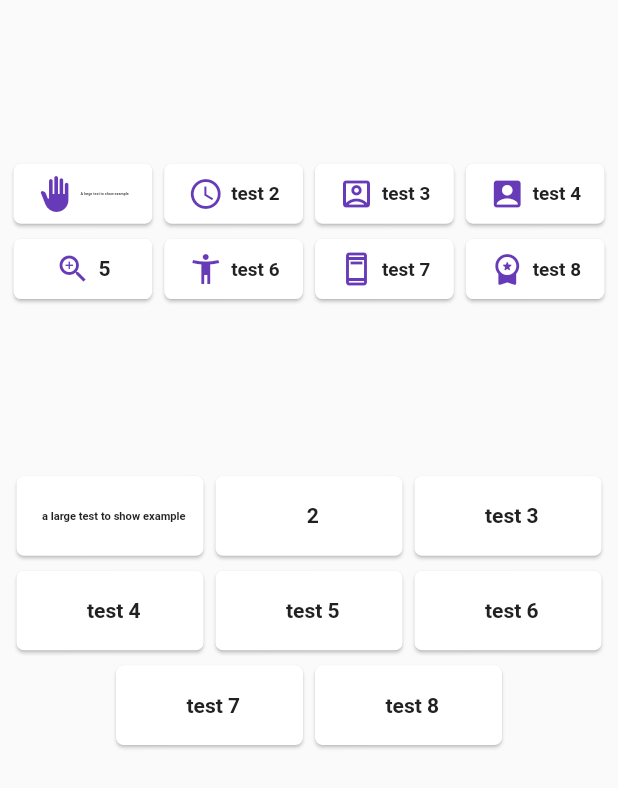
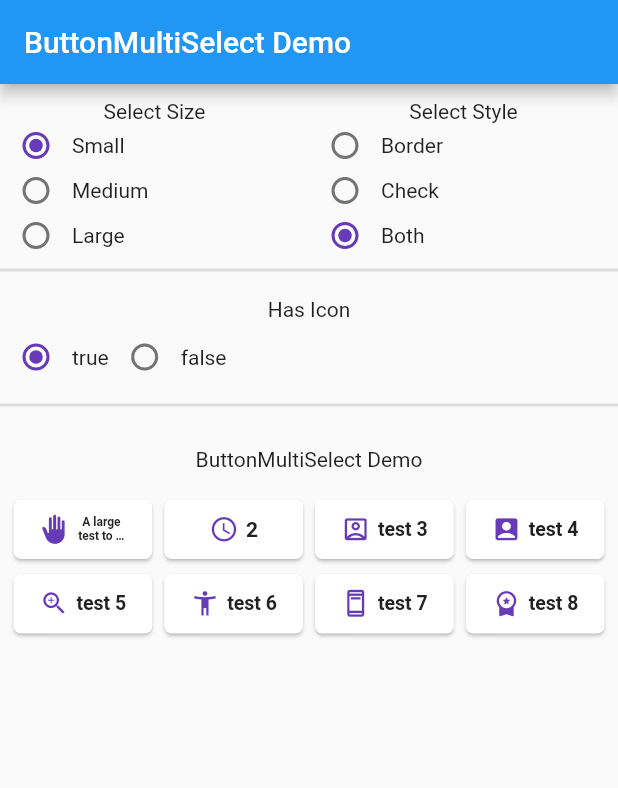
Before and after one commit to julioamadortejeda/button_multiselect, a Flutter app: the screen it shows after launch, on a phone screen of 412 x 824 dp. Shown: the top 788 px of the screen. Run offline on Flutter 3.47's test engine with Material 2 defaults, Android fonts, the phone set to English and light mode, and no system bars; drawn by our look-alikes of auto_size_text; our stand-ins replace get.

Commit message:
- the demo was improved
- the way of calculating the width of the button was changed

-Improved the way to place the content of the button

```diff
--- a/example/button_multiselect_example/lib/data_example.dart
+++ b/example/button_multiselect_example/lib/data_example.dart
@@ -1,63 +1,62 @@
 import 'package:button_multiselect/button_multiselect.dart';
 import 'package:flutter/material.dart';
 
-class Prueba {
-  String nombre;
-  int edad;
-  double estatura;
+class TestData {
+  String name;
+  int age;
 
-  Prueba(this.nombre, this.edad, this.estatura);
+  TestData(this.name, this.age);
 }
 
-ButtonMultiSelectItem<Prueba> _itemTest1 = ButtonMultiSelectItem<Prueba>(
+ButtonMultiSelectItem<TestData> _itemTest1 = ButtonMultiSelectItem<TestData>(
   'A large test to show example',
-  value: Prueba('uno', 30, 1.54),
+  value: TestData('one', 30),
   icon: Icons.back_hand,
 );
 
-ButtonMultiSelectItem<Prueba> _itemTest2 = ButtonMultiSelectItem<Prueba>(
-  'test 2',
-  value: Prueba('dos', 31, 1.54),
+ButtonMultiSelectItem<TestData> _itemTest2 = ButtonMultiSelectItem<TestData>(
+  '2',
+  value: TestData('two', 31),
   icon: Icons.access_time_outlined,
 );
 
-ButtonMultiSelectItem<Prueba> _itemTest3 = ButtonMultiSelectItem<Prueba>(
+ButtonMultiSelectItem<TestData> _itemTest3 = ButtonMultiSelectItem<TestData>(
   'test 3',
-  value: Prueba('tres', 22, 1.54),
+  value: TestData('three', 22),
   icon: Icons.account_box_outlined,
 );
 
-ButtonMultiSelectItem<Prueba> _itemTest4 = ButtonMultiSelectItem<Prueba>(
+ButtonMultiSelectItem<TestData> _itemTest4 = ButtonMultiSelectItem<TestData>(
   'test 4',
-  value: Prueba('cuatro', 63, 1.54),
+  value: TestData('for', 63),
   icon: Icons.account_box,
 );
 
-ButtonMultiSelectItem<Prueba> _itemTest5 = ButtonMultiSelectItem<Prueba>(
-  '5',
-  value: Prueba('cinco', 12, 1.54),
+ButtonMultiSelectItem<TestData> _itemTest5 = ButtonMultiSelectItem<TestData>(
+  'test 5',
+  value: TestData('five', 12),
   icon: Icons.zoom_in_outlined,
 );
 
-ButtonMultiSelectItem<Prueba> _itemTest6 = ButtonMultiSelectItem<Prueba>(
+ButtonMultiSelectItem<TestData> _itemTest6 = ButtonMultiSelectItem<TestData>(
   'test 6',
-  value: Prueba('seis', 77, 1.54),
+  value: TestData('six', 77),
   icon: Icons.accessibility_new_outlined,
 );
 
-ButtonMultiSelectItem<Prueba> _itemTest7 = ButtonMultiSelectItem<Prueba>(
+ButtonMultiSelectItem<TestData> _itemTest7 = ButtonMultiSelectItem<TestData>(
   'test 7',
-  value: Prueba('siete', 54, 1.54),
+  value: TestData('seven', 54),
   icon: Icons.ad_units_outlined,
 );
 
-ButtonMultiSelectItem<Prueba> _itemTest8 = ButtonMultiSelectItem<Prueba>(
+ButtonMultiSelectItem<TestData> _itemTest8 = ButtonMultiSelectItem<TestData>(
   'test 8',
-  value: Prueba('ocho', 45, 1.54),
+  value: TestData('eight', 45),
   icon: Icons.workspace_premium_rounded,
 );
 
-List<ButtonMultiSelectItem<Prueba>> items = [
+List<ButtonMultiSelectItem<TestData>> items = [
   _itemTest1,
   _itemTest2,
   _itemTest3,
@@ -68,47 +67,55 @@ List<ButtonMultiSelectItem<Prueba>> items = [
   _itemTest8
 ];
 
-ButtonMultiSelectItem<int> _itemTestNoIcon1 = ButtonMultiSelectItem<int>(
+ButtonMultiSelectItem<TestData> _itemTestNoIcon1 =
+    ButtonMultiSelectItem<TestData>(
   'a large test to show example',
-  value: 1,
+  value: TestData('one', 77),
 );
 
-ButtonMultiSelectItem<int> _itemTestNoIcon2 = ButtonMultiSelectItem<int>(
+ButtonMultiSelectItem<TestData> _itemTestNoIcon2 =
+    ButtonMultiSelectItem<TestData>(
   '2',
-  value: 2,
+  value: TestData('two', 77),
 );
 
-ButtonMultiSelectItem<int> _itemTestNoIcon3 = ButtonMultiSelectItem<int>(
+ButtonMultiSelectItem<TestData> _itemTestNoIcon3 =
+    ButtonMultiSelectItem<TestData>(
   'test 3',
-  value: 3,
+  value: TestData('three', 77),
 );
 
-ButtonMultiSelectItem<int> _itemTestNoIcon4 = ButtonMultiSelectItem<int>(
+ButtonMultiSelectItem<TestData> _itemTestNoIcon4 =
+    ButtonMultiSelectItem<TestData>(
   'test 4',
-  value: 4,
+  value: TestData('for', 77),
 );
 
-ButtonMultiSelectItem<int> _itemTestNoIcon5 = ButtonMultiSelectItem<int>(
+ButtonMultiSelectItem<TestData> _itemTestNoIcon5 =
+    ButtonMultiSelectItem<TestData>(
   'test 5',
-  value: 5,
+  value: TestData('five', 77),
 );
 
-ButtonMultiSelectItem<int> _itemTestNoIcon6 = ButtonMultiSelectItem<int>(
+ButtonMultiSelectItem<TestData> _itemTestNoIcon6 =
+    ButtonMultiSelectItem<TestData>(
   'test 6',
-  value: 6,
+  value: TestData('six', 77),
 );
 
-ButtonMultiSelectItem<int> _itemTestNoIcon7 = ButtonMultiSelectItem<int>(
+ButtonMultiSelectItem<TestData> _itemTestNoIcon7 =
+    ButtonMultiSelectItem<TestData>(
   'test 7',
-  value: 7,
+  value: TestData('seven', 77),
 );
 
-ButtonMultiSelectItem<int> _itemTestNoIcon8 = ButtonMultiSelectItem<int>(
+ButtonMultiSelectItem<TestData> _itemTestNoIcon8 =
+    ButtonMultiSelectItem<TestData>(
   'test 8',
-  value: 8,
+  value: TestData('eight', 77),
 );
 
-List<ButtonMultiSelectItem<int>> itemsint = [
+List<ButtonMultiSelectItem<TestData>> itemsNoIcons = [
   _itemTestNoIcon1,
   _itemTestNoIcon2,
   _itemTestNoIcon3,
@@ -118,3 +125,41 @@ List<ButtonMultiSelectItem<int>> itemsint = [
   _itemTestNoIcon7,
   _itemTestNoIcon8
 ];
+
+List<Sizes> sizes = [
+  Sizes(size: ButtonSize.small, value: 'Small'),
+  Sizes(size: ButtonSize.medium, value: 'Medium'),
+  Sizes(size: ButtonSize.large, value: 'Large'),
+];
+
+List<Styles> styles = [
+  Styles(style: ButtonSelectedStyle.border, value: 'Border'),
+  Styles(style: ButtonSelectedStyle.check, value: 'Check'),
+  Styles(style: ButtonSelectedStyle.both, value: 'Both'),
+];
+
+List<HasIcons> hasIcons = [
+  HasIcons(hasIcon: true, value: 'true'),
+  HasIcons(hasIcon: false, value: 'false')
+];
+
+class Sizes {
+  ButtonSize size;
+  String value;
+
+  Sizes({required this.size, required this.value});
+}
+
+class Styles {
+  ButtonSelectedStyle style;
+  String value;
+
+  Styles({required this.style, required this.value});
+}
+
+class HasIcons {
+  bool hasIcon;
+  String value;
+
+  HasIcons({required this.hasIcon, required this.value});
+}
--- /dev/null
+++ b/example/button_multiselect_example/lib/demo_widget.dart
@@ -0,0 +1,142 @@
+import 'package:flutter/material.dart';
+
+import 'package:button_multiselect/button_multiselect.dart';
+import 'package:button_multiselect_example/data_example.dart';
+
+class DemoWidget extends StatefulWidget {
+  const DemoWidget({super.key});
+
+  @override
+  State<DemoWidget> createState() => _DemoWidgetState();
+}
+
+class _DemoWidgetState extends State<DemoWidget> {
+  ButtonSize selectedSize = ButtonSize.small;
+  ButtonSelectedStyle selectedStyle = ButtonSelectedStyle.both;
+  bool hasIcon = true;
+
+  @override
+  Widget build(BuildContext context) {
+    return SingleChildScrollView(
+      child: Column(
+        crossAxisAlignment: CrossAxisAlignment.center,
+        children: [
+          const SizedBox(
+            height: 10,
+          ),
+          Row(
+            children: [
+              Column(
+                crossAxisAlignment: CrossAxisAlignment.center,
+                children: [
+                  const Text('Select Size'),
+                  ...List.generate(sizes.length, (index) {
+                    return SizedBox(
+                      height: 30,
+                      width: MediaQuery.of(context).size.width / 2,
+                      child: Row(
+                        children: [
+                          Radio<ButtonSize>(
+                            activeColor: Theme.of(context).primaryColor,
+                            value: sizes[index].size,
+                            groupValue: selectedSize,
+                            onChanged: (selected) {
+                              setState(() {
+                                selectedSize = selected!;
+                              });
+                            },
+                          ),
+                          Text(sizes[index].value)
+                        ],
+                      ),
+                    );
+                  }),
+                ],
+              ),
+              Column(
+                crossAxisAlignment: CrossAxisAlignment.center,
+                children: [
+                  const Text('Select Style'),
+                  ...List.generate(sizes.length, (index) {
+                    return SizedBox(
+                      height: 30,
+                      width: MediaQuery.of(context).size.width / 2,
+                      child: Row(
+                        children: [
+                          Radio<ButtonSelectedStyle>(
+                            activeColor: Theme.of(context).primaryColor,
+                            value: styles[index].style,
+                            groupValue: selectedStyle,
+                            onChanged: (selected) {
+                              setState(() {
+                                selectedStyle = selected!;
+                              });
+                            },
+                          ),
+                          Text(styles[index].value)
+                        ],
+                      ),
+                    );
+                  }),
+                ],
+              )
+            ],
+          ),
+          const Divider(thickness: 2),
+          const SizedBox(
+            height: 10,
+          ),
+          const Text('Has Icon'),
+          Row(
+            children: [
+              Radio<bool>(
+                activeColor: Theme.of(context).primaryColor,
+                value: hasIcons[0].hasIcon,
+                groupValue: hasIcon,
+                onChanged: (selected) {
+                  setState(() {
+                    hasIcon = selected!;
+                  });
+                },
+              ),
+              Text(hasIcons[0].value),
+              Radio<bool>(
+                activeColor: Theme.of(context).primaryColor,
+                value: hasIcons[1].hasIcon,
+                groupValue: hasIcon,
+                onChanged: (selected) {
+                  setState(() {
+                    hasIcon = selected!;
+                  });
+                },
+              ),
+              Text(hasIcons[1].value)
+            ],
+          ),
+          const Divider(thickness: 2),
+          const SizedBox(
+            height: 10,
+          ),
+          const SizedBox(
+            height: 10,
+          ),
+          const Text('ButtonMultiSelect Demo'),
+          const SizedBox(
+            height: 10,
+          ),
+          ButtonMultiSelect<TestData>(
+            buttonSize: selectedSize,
+            items: hasIcon ? items : itemsNoIcons,
+            tag: 'primero',
+            onSelectedChanged: (data) {
+              //your code here
+            },
+            selectedStyle: selectedStyle,
+            primaryColor: Theme.of(context).primaryColor,
+            textColor: Colors.grey.shade900,
+          ),
+        ],
+      ),
+    );
+  }
+}
--- a/example/button_multiselect_example/lib/main.dart
+++ b/example/button_multiselect_example/lib/main.dart
@@ -1,9 +1,6 @@
-import 'dart:developer';
-
-import 'package:button_multiselect/button_multiselect.dart';
 import 'package:flutter/material.dart';
 
-import 'data_example.dart';
+import 'package:button_multiselect_example/demo_widget.dart';
 
 void main() {
   runApp(const MyApp());
@@ -12,52 +9,16 @@ void main() {
 class MyApp extends StatelessWidget {
   const MyApp({super.key});
 
-  // This widget is the root of your application.
   @override
   Widget build(BuildContext context) {
     return MaterialApp(
-        title: 'Flutter Demo',
-        theme: ThemeData(
-          primarySwatch: Colors.blue,
-        ),
+        title: 'ButtonMultiSelect Demo',
+        theme: ThemeData(primaryColor: Colors.deepPurple),
         home: Scaffold(
-          body: SafeArea(
-            child: SingleChildScrollView(
-              child: Column(
-                crossAxisAlignment: CrossAxisAlignment.center,
-                children: [
-                  const SizedBox(
-                    height: 100,
-                  ),
-                  ButtonMultiSelect<Prueba>(
-                    buttonSize: ButtonSize.small,
-                    items: items,
-                    tag: 'primero',
-                    onSelectedChanged: (data) {
-                      inspect(data);
-                    },
-                    selectedStyle: ButtonSelectedStyle.both,
-                    primaryColor: Colors.deepPurple,
-                    textColor: Colors.grey.shade900,
-                  ),
-                  const SizedBox(
-                    height: 100,
-                  ),
-                  ButtonMultiSelect<int>(
-                    buttonSize: ButtonSize.medium,
-                    items: itemsint,
-                    onSelectedChanged: (data) {
-                      inspect(data);
-                    },
-                    tag: 'segundo',
-                    selectedStyle: ButtonSelectedStyle.both,
-                    primaryColor: Colors.deepPurple,
-                    textColor: Colors.grey.shade900,
-                  ),
-                ],
-              ),
-            ),
+          appBar: AppBar(
+            title: const Text('ButtonMultiSelect Demo'),
           ),
+          body: const DemoWidget(),
         ));
   }
 }
--- a/lib/src/app/ui/widgets/button_widget.dart
+++ b/lib/src/app/ui/widgets/button_widget.dart
@@ -25,10 +25,6 @@ class ButtonCard extends StatelessWidget {
 
   @override
   Widget build(BuildContext context) {
-    bool isPortrait =
-        MediaQuery.of(context).orientation == Orientation.portrait;
-
-    print(width);
     return GestureDetector(
       onTap: onTap,
       child: SizedBox(
@@ -44,9 +40,10 @@ class ButtonCard extends StatelessWidget {
             ),
             borderRadius: BorderRadius.circular(5.0),
           ),
+          child: AspectRatio(
+            aspectRatio: 21 / 9,
             child: Container(
               padding: EdgeInsets.all(width * .02),
-            height: width * (isPortrait ? .4 : .25),
               child: Stack(
                 children: [
                   if (selected &&
@@ -62,49 +59,36 @@ class ButtonCard extends StatelessWidget {
                     ),
                   Center(
                     child: Padding(
-                    padding: EdgeInsets.symmetric(
-                        vertical: width * .05, horizontal: width * .07),
+                      padding: const EdgeInsets.all(8.0),
                       child: Row(
                         mainAxisAlignment: MainAxisAlignment.center,
                         children: [
                           if (item.icon != null)
                             Flexible(
+                              child: FittedBox(
+                                fit: BoxFit.fitWidth,
                                 child: Icon(
                                   item.icon,
                                   color: primaryColor,
-                              // size: width * .2,
+                                ),
                               ),
                             )
                           else
                             Container(),
-                        // Spacer(),
+                          const SizedBox(
+                            width: 5,
+                          ),
                           Flexible(
-                          child: Padding(
-                            padding: const EdgeInsets.only(left: 5.0),
-                            child: FittedBox(
-                              fit: BoxFit.cover,
-                              child: Text(
+                            child: AutoSizeText(
                               item.label,
                               textAlign: TextAlign.center,
                               overflow: TextOverflow.ellipsis,
-                                maxLines: 1,
+                              maxLines: 2,
+                              minFontSize: 8,
                               style: TextStyle(
                                   color: textColor,
                                   fontSize: 14,
                                   fontWeight: FontWeight.bold),
-                              ),
-                            ),
-                            // child: AutoSizeText(
-                            //   item.label,
-                            //   textAlign: TextAlign.center,
-                            //   overflow: TextOverflow.ellipsis,
-                            //   maxLines: 1,
-                            //   minFontSize: 8,
-                            //   style: TextStyle(
-                            //       color: textColor,
-                            //       fontSize: 20,
-                            //       fontWeight: FontWeight.bold),
-                            // ),
                             ),
                           ),
                         ],
@@ -116,6 +100,7 @@ class ButtonCard extends StatelessWidget {
             ),
           ),
         ),
+      ),
     );
   }
 }
--- a/lib/src/button_multiselect.dart
+++ b/lib/src/button_multiselect.dart
@@ -29,16 +29,9 @@ class ButtonMultiSelect<T> extends GetView<ItemSelectedController> {
     bool fullIcons = items.every((element) => element.icon != null);
     bool emptyIcons = items.every((element) => element.icon == null);
 
-    // bool registered = Get.isRegistered<ItemSelectedController>(tag: finalTag);
-    // bool hasMultipleWithoutTag = (!registered) ||
-    //     (registered && tag.isNotEmpty) ||
-    //     (!registered && tag.isEmpty);
-    // assert(registered == false,
-    //     'to use more than one "ButtonMultiSelect" use a diferent "tag" property to identify them');
     assert(items.isNotEmpty);
     assert(fullIcons != emptyIcons, 'all items must have icons or none');
     Get.put<ItemSelectedController>(ItemSelectedController(), tag: tag);
-    Get.create<ItemSelectedController>(() => ItemSelectedController());
   }
 
   @override
@@ -79,46 +72,6 @@ class ButtonMultiSelect<T> extends GetView<ItemSelectedController> {
       },
     );
   }
-  // @override
-  // Widget build(BuildContext context) {
-  //   return LayoutBuilder(
-  //     builder: (_, BoxConstraints constraints) {
-  //       final buttonWidth =
-  //           _calculateCardWidth(buttonSize, context, constraints.maxWidth);
-  //       return Container(
-  //         padding: const EdgeInsets.all(5.0),
-  //         child: Center(
-  //           child: Wrap(
-  //             alignment: WrapAlignment.center,
-  //             //spacing: 2,
-  //             runSpacing: 2,
-  //             children: [
-  //               ...List.generate(items.length, (index) {
-  //                 return Obx(() {
-  //                   return ButtonCard(
-  //                     selectedStyle: selectedStyle,
-  //                     item: items[index],
-  //                     selected: controller.alreadyInList(index),
-  //                     width: buttonWidth,
-  //                     primaryColor: primaryColor,
-  //                     textColor: textColor,
-  //                     onTap: () {
-  //                       controller.addSelectedItem(items[index].value);
-  //                       controller.addSelectedIndex(index);
-  //                       onSelectedChanged(controller.selectedIems);
-  //                       // inspect(controller.selectedIems);
-  //                       // print(controller.selectedIndex);
-  //                     },
-  //                   );
-  //                 });
-  //               })
-  //             ],
-  //           ),
-  //         ),
-  //       );
-  //     },
-  //   );
-  // }
 
   double _calculateCardWidth(
       ButtonSize buttonSize, BuildContext context, double maxWidth) {
```
Also changed, not shown: 1 other file. Lines whose indentation alone changed are shown as unchanged.
